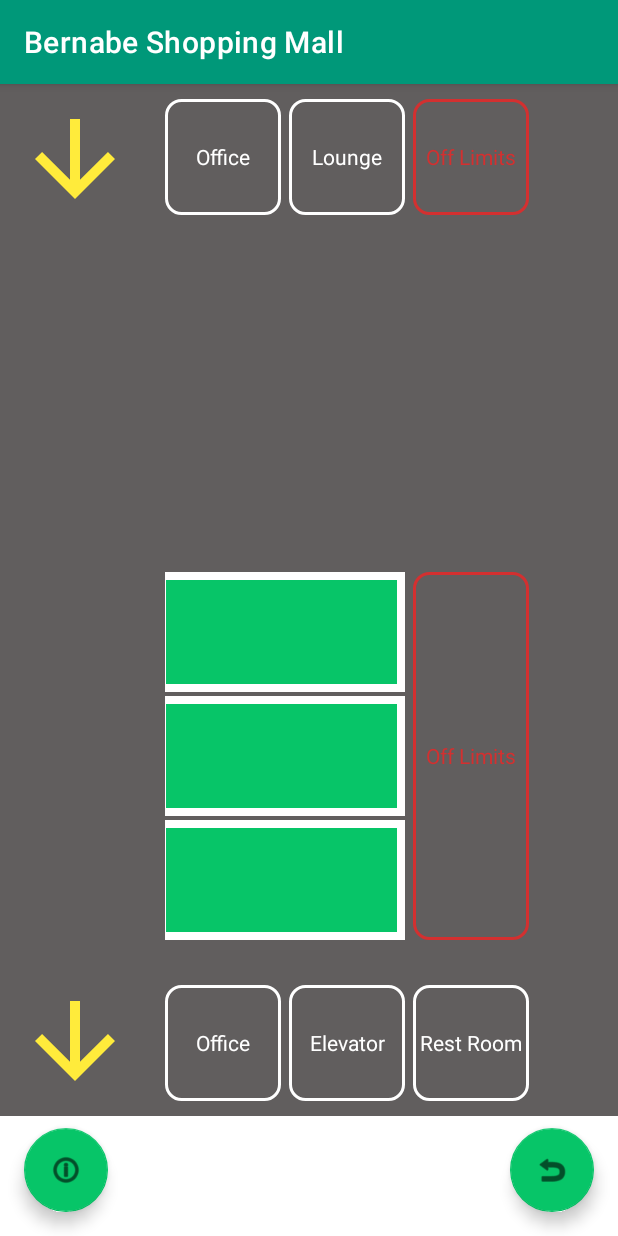
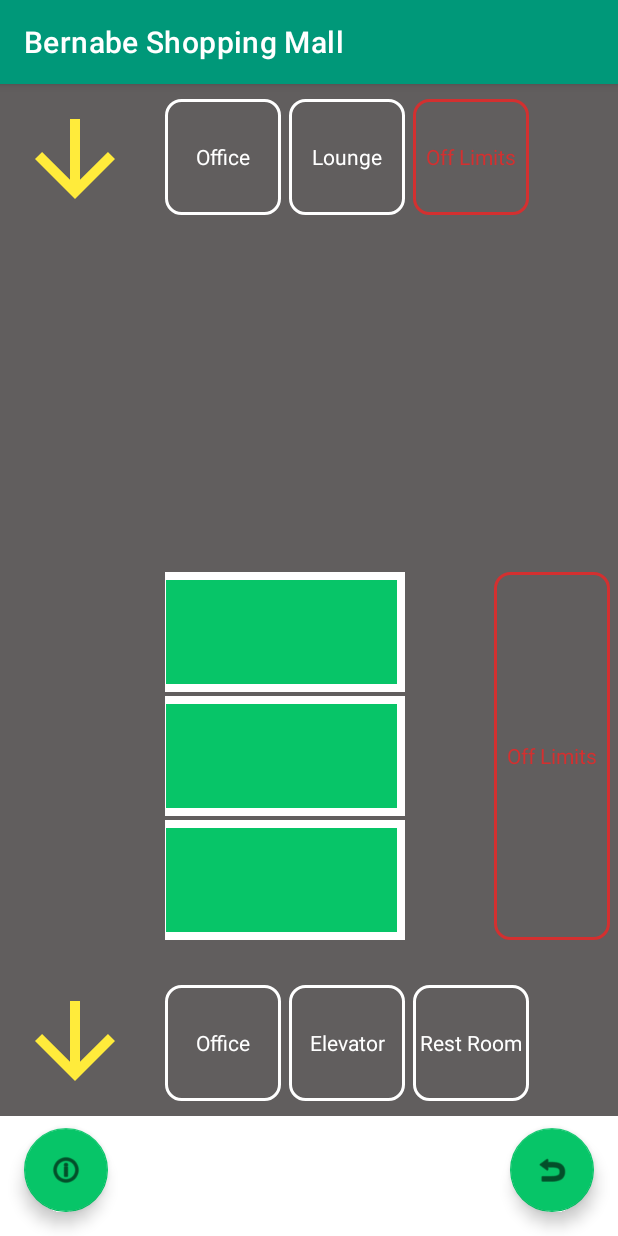
Before and after one commit to blankCodr/IoTBasedSmartParkingSystem, an Android app: the park1 screen opened directly, with no data from a screen before it, on a phone screen of 412 x 824 dp. Run offline under Robolectric (Android 15) with nearby library versions, the light colour scheme and no system bars; our stand-ins replace Volley.

Commit message:
Few minor changes

```diff
--- a/app/src/main/AndroidManifest.xml
+++ b/app/src/main/AndroidManifest.xml
@@ -13,6 +13,7 @@
 
     <application
         android:allowBackup="true"
+        android:usesCleartextTraffic="true"
         android:icon="@mipmap/ic_launcher"
         android:label="@string/app_name"
         android:roundIcon="@mipmap/ic_launcher_round"
--- a/app/src/main/res/layout/activity_park1.xml
+++ b/app/src/main/res/layout/activity_park1.xml
@@ -59,6 +59,8 @@
                 android:layout_width="wrap_content"
                 android:layout_height="wrap_content"
                 android:layout_toEndOf="@id/arrow_1"
+                android:layout_alignParentRight="true"
+                android:layout_alignParentEnd="true"
                 android:layout_toRightOf="@id/arrow_1"
                 android:orientation="horizontal">
 
@@ -204,9 +206,11 @@
                 android:layout_height="wrap_content"
                 android:layout_above="@id/linear_layout_2"
                 android:layout_alignTop="@+id/park_1_space_1"
-                android:layout_alignEnd="@+id/linear_layout_2"
-                android:layout_alignRight="@+id/linear_layout_2"
+                android:layout_alignParentEnd="true"
+                android:layout_alignParentRight="true"
                 android:layout_marginBottom="20dp"
+                android:layout_marginRight="5dp"
+                android:layout_marginEnd="5dp"
                 android:background="@drawable/box_style_off_limits"
                 android:gravity="center"
                 android:text="@string/box_7_parking_1_text"
```
